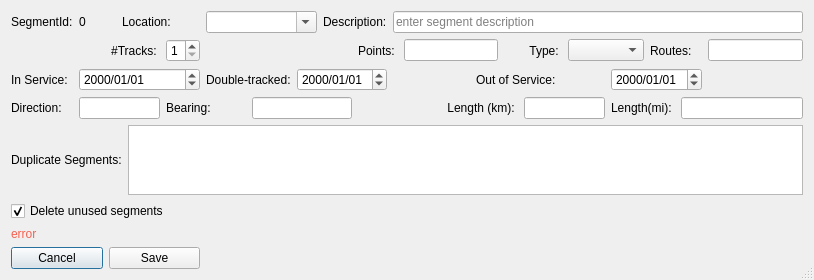
allenck/mapper, file mapper_app/ui/editsegmentdialog.ui: the form before one commit.
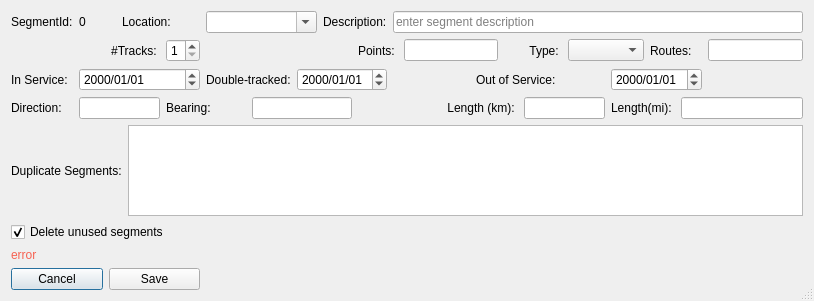
The form after the commit.

The edit to the form file:
```diff
--- a/mapper_app/ui/editsegmentdialog.ui
+++ b/mapper_app/ui/editsegmentdialog.ui
@@ -7,7 +7,7 @@
     <x>0</x>
     <y>0</y>
     <width>814</width>
-    <height>253</height>
+    <height>301</height>
    </rect>
   </property>
   <property name="windowTitle">
@@ -246,19 +246,6 @@
      </property>
     </widget>
    </item>
-   <item row="7" column="0">
-    <widget class="QLabel" name="lblHelp">
-     <property name="styleSheet">
-      <string notr="true">color:rgb(246, 97, 81)</string>
-     </property>
-     <property name="text">
-      <string>error</string>
-     </property>
-     <property name="wordWrap">
-      <bool>true</bool>
-     </property>
-    </widget>
-   </item>
    <item row="9" column="0" colspan="4">
     <layout class="QHBoxLayout" name="horizontalLayout">
      <item>
@@ -298,6 +285,19 @@
      </item>
     </layout>
    </item>
+   <item row="7" column="0" colspan="18">
+    <widget class="QLabel" name="lblHelp">
+     <property name="styleSheet">
+      <string notr="true">color:rgb(246, 97, 81)</string>
+     </property>
+     <property name="text">
+      <string>error</string>
+     </property>
+     <property name="wordWrap">
+      <bool>true</bool>
+     </property>
+    </widget>
+   </item>
   </layout>
  </widget>
  <tabstops>
```
